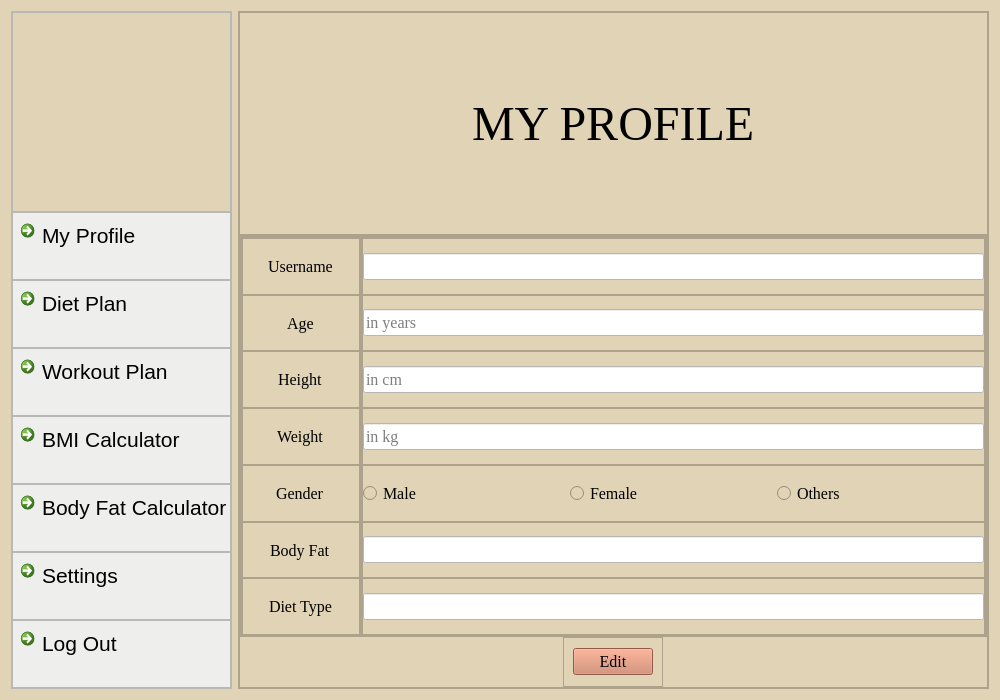
Old version of the form myprofile.ui in the repository skidgefries/rightmeal.
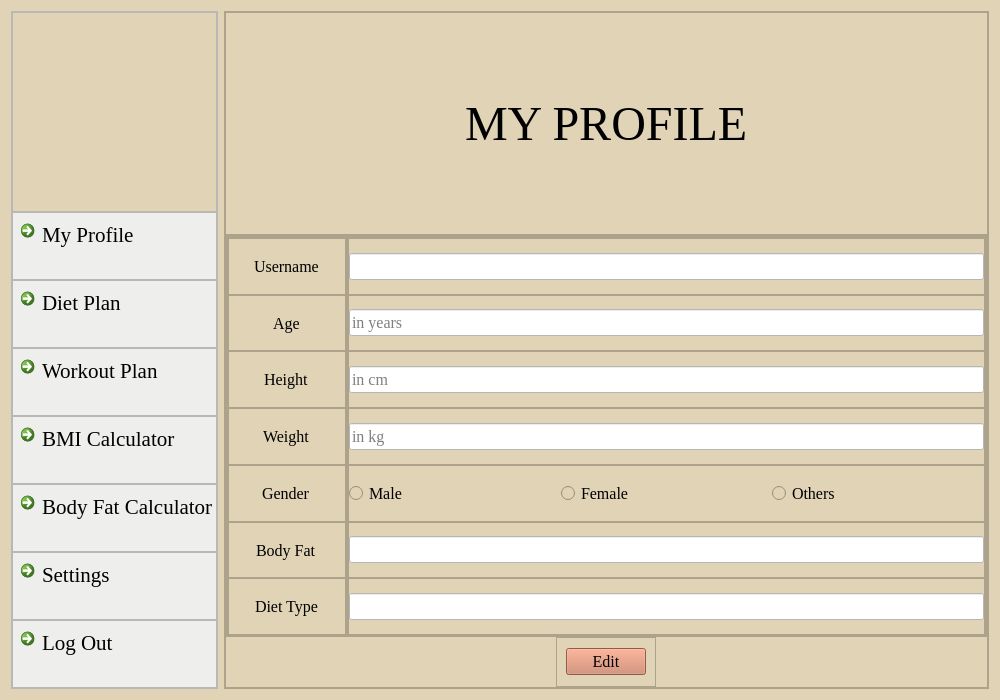
New version of the form. Icons and pictures are not drawn.

What changed in the file:
```diff
--- a/myprofile.ui
+++ b/myprofile.ui
@@ -150,7 +150,7 @@
           <widget class="QCommandLinkButton" name="commandLinkButton_4">
            <property name="font">
             <font>
-             <family>Segoe UI</family>
+             <family>Times New Roman</family>
              <pointsize>16</pointsize>
              <bold>false</bold>
             </font>
@@ -191,7 +191,7 @@
           <widget class="QCommandLinkButton" name="commandLinkButton_9">
            <property name="font">
             <font>
-             <family>Segoe UI</family>
+             <family>Times New Roman</family>
              <pointsize>16</pointsize>
              <bold>false</bold>
             </font>
@@ -232,7 +232,7 @@
           <widget class="QCommandLinkButton" name="commandLinkButton_10">
            <property name="font">
             <font>
-             <family>Segoe UI</family>
+             <family>Times New Roman</family>
              <pointsize>16</pointsize>
              <bold>false</bold>
             </font>
@@ -273,7 +273,7 @@
           <widget class="QCommandLinkButton" name="commandLinkButton_11">
            <property name="font">
             <font>
-             <family>Segoe UI</family>
+             <family>Times New Roman</family>
              <pointsize>16</pointsize>
              <bold>false</bold>
             </font>
@@ -314,7 +314,7 @@
           <widget class="QCommandLinkButton" name="commandLinkButton_12">
            <property name="font">
             <font>
-             <family>Segoe UI</family>
+             <family>Times New Roman</family>
              <pointsize>16</pointsize>
              <bold>false</bold>
             </font>
@@ -355,7 +355,7 @@
           <widget class="QCommandLinkButton" name="commandLinkButton_13">
            <property name="font">
             <font>
-             <family>Segoe UI</family>
+             <family>Times New Roman</family>
              <pointsize>16</pointsize>
              <bold>false</bold>
             </font>
@@ -396,7 +396,7 @@
           <widget class="QCommandLinkButton" name="commandLinkButton_14">
            <property name="font">
             <font>
-             <family>Segoe UI</family>
+             <family>Times New Roman</family>
              <pointsize>16</pointsize>
              <bold>false</bold>
             </font>
```
